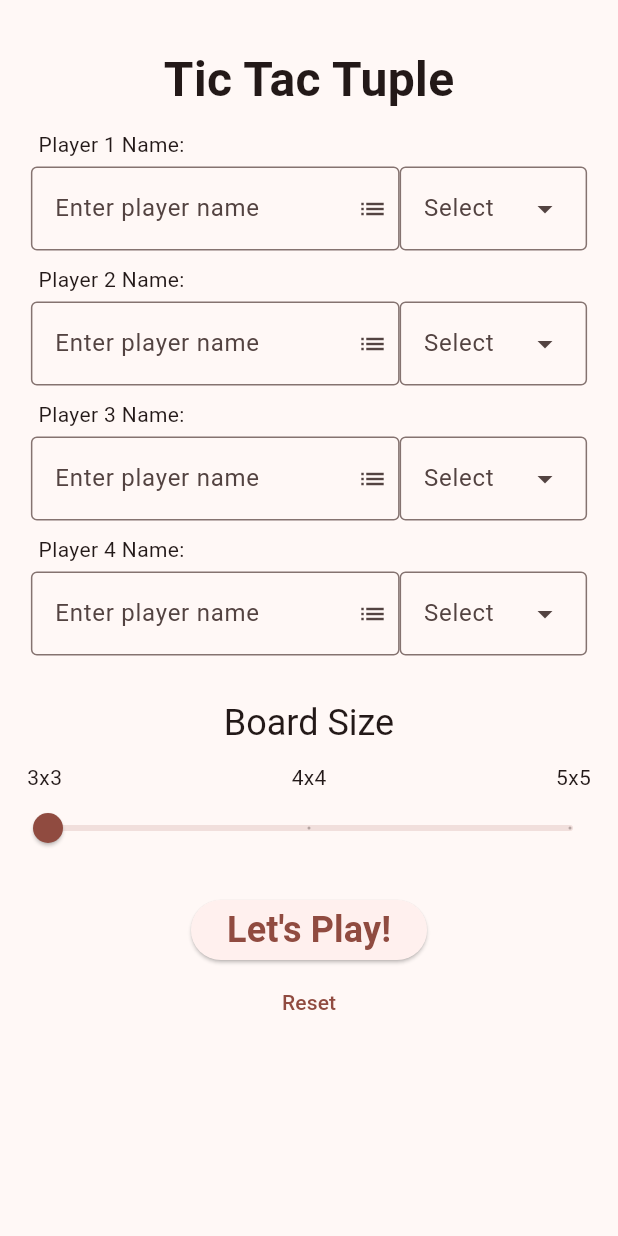
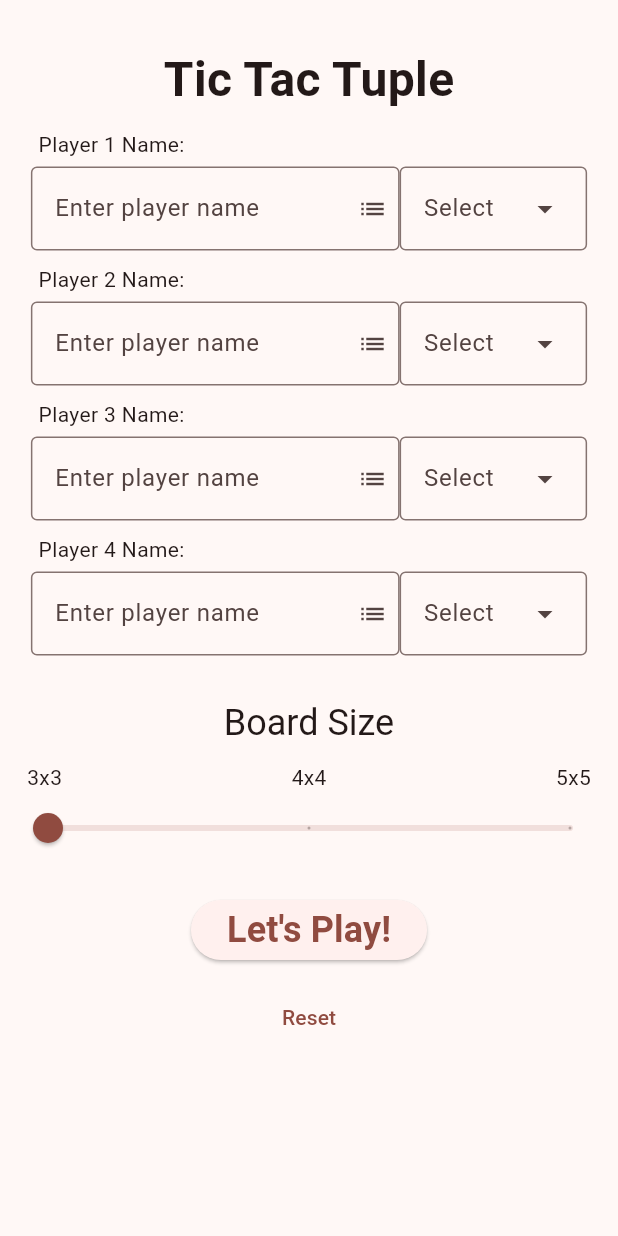
Before and after one commit to KDCinfo/dev-play, a Flutter app: the screen it shows after launch, on a phone screen of 412 x 824 dp. Run offline on Flutter 3.47's test engine with Material 3 defaults, Android fonts, the light colour scheme and no system bars; generated files the repository leaves out were written again.

Commit message:
Fixed layout issues: GameEntryButtonsRow

```diff
--- a/tictactoe/lib/src/screens/game_entry/game_entry_buttons_row.dart
+++ b/tictactoe/lib/src/screens/game_entry/game_entry_buttons_row.dart
@@ -12,11 +12,11 @@ class GameEntryButtonsRow extends StatelessWidget {
     const buttonReset = AppConstants.buttonReset;
     const buttonResetKey = Key(AppConstants.buttonResetKey);
 
-    return Row(
-      mainAxisAlignment: MainAxisAlignment.center,
-      children: [
-        Column(
-          mainAxisAlignment: MainAxisAlignment.center,
+    return Wrap(
+      direction: Axis.vertical,
+      crossAxisAlignment: WrapCrossAlignment.center,
+      spacing: 10,
+      runSpacing: 10,
       children: [
         ElevatedButton(
           onPressed: () {},
@@ -37,8 +37,6 @@ class GameEntryButtonsRow extends StatelessWidget {
           ),
         ),
       ],
-        ),
-      ],
     );
   }
 }
```
Lines whose indentation alone changed are shown as unchanged.
